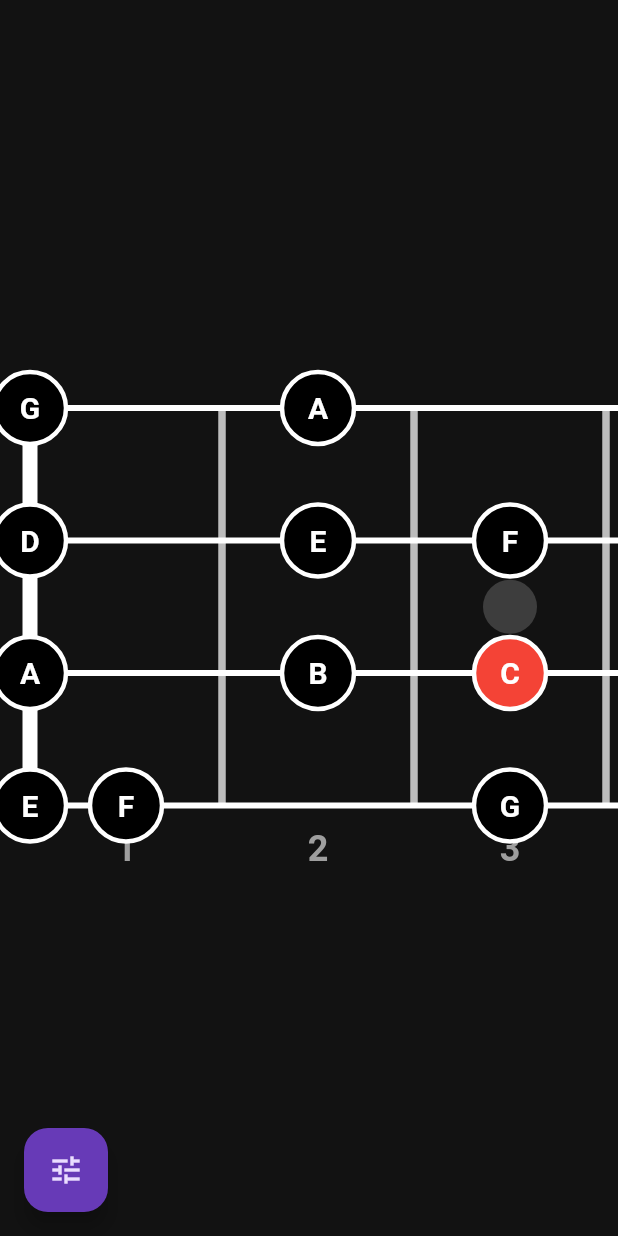
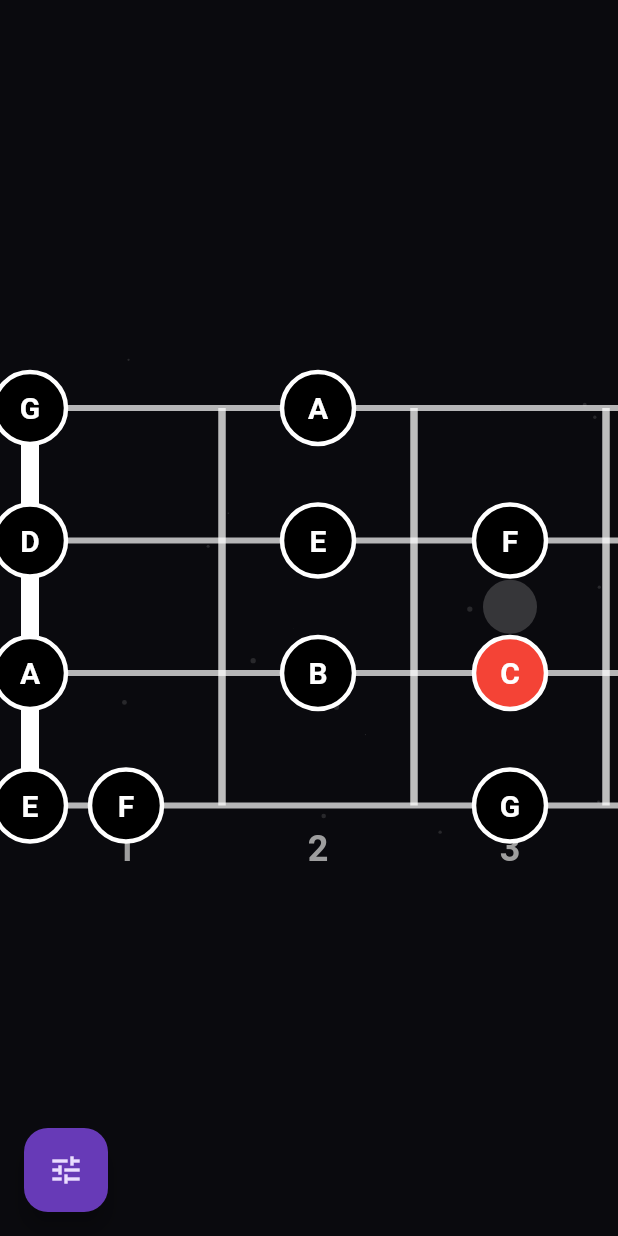
Before and after one commit to plasticus/bass_scales, a Flutter app: the screen it shows after launch, after a tap on the "tune" icon, after a tap on "Done", on a phone screen of 412 x 824 dp. Run offline on Flutter 3.47's test engine with Material 3 defaults, Android fonts, the phone set to English and light mode, and no system bars.

Commit message:
Fixing a ton of broken stuff

```diff
--- a/lib/main.dart
+++ b/lib/main.dart
@@ -1,5 +1,6 @@
 import 'package:flutter/material.dart';
-import 'music_engine.dart'; // <--- Connects to the new file
+import 'dart:math' as math; // Needed for the starfield
+import 'music_engine.dart';
 
 void main() {
   runApp(const BassScalesApp());
@@ -16,14 +17,14 @@ class BassScalesApp extends StatelessWidget {
       theme: ThemeData(
         brightness: Brightness.dark,
         primarySwatch: Colors.deepPurple,
-        scaffoldBackgroundColor: const Color(0xFF121212),
+        scaffoldBackgroundColor: const Color(0xFF0A0A0E), // Slightly deeper space black
         switchTheme: SwitchThemeData(
-          thumbColor: MaterialStateProperty.resolveWith((states) {
-            if (states.contains(MaterialState.selected)) return Colors.deepPurple;
+          thumbColor: WidgetStateProperty.resolveWith((states) {
+            if (states.contains(WidgetState.selected)) return Colors.deepPurple;
             return Colors.grey;
           }),
-          trackColor: MaterialStateProperty.resolveWith((states) {
-            if (states.contains(MaterialState.selected)) return Colors.deepPurple.shade200;
+          trackColor: WidgetStateProperty.resolveWith((states) {
+            if (states.contains(WidgetState.selected)) return Colors.deepPurple.shade200;
             return Colors.grey.shade800;
           }),
         ),
@@ -43,7 +44,6 @@ class FretboardPage extends StatefulWidget {
 class _FretboardPageState extends State<FretboardPage> {
   final GlobalKey<ScaffoldState> _scaffoldKey = GlobalKey<ScaffoldState>();
 
-  // STATE VARIABLES (Data now lives in MusicEngine)
   String selectedRoot = 'C';
   String selectedScale = 'Major';
   int stringCount = 4;
@@ -51,9 +51,8 @@ class _FretboardPageState extends State<FretboardPage> {
 
   @override
   Widget build(BuildContext context) {
-    // ASK THE ENGINE FOR DATA
     Set<String> activeNotes = MusicEngine.calculateNotes(selectedRoot, selectedScale);
-    List<int> currentTuning = MusicEngine.tunings[stringCount]!;
+    List<int> currentTuning = MusicEngine.instrumentTunings['Bass']![stringCount]!;
 
     return Scaffold(
       key: _scaffoldKey,
@@ -68,7 +67,6 @@ class _FretboardPageState extends State<FretboardPage> {
               children: [
                 const Text("Settings", style: TextStyle(fontSize: 30, fontWeight: FontWeight.bold, color: Colors.white)),
                 const SizedBox(height: 30),
-
                 const Text("ROOT NOTE", style: TextStyle(color: Colors.grey, fontSize: 12, fontWeight: FontWeight.bold)),
                 DropdownButton<String>(
                   isExpanded: true,
@@ -79,9 +77,7 @@ class _FretboardPageState extends State<FretboardPage> {
                   items: MusicEngine.chromaticScale.map((n) => DropdownMenuItem(value: n, child: Text(n))).toList(),
                   onChanged: (v) => setState(() => selectedRoot = v!),
                 ),
-
                 const SizedBox(height: 30),
-
                 const Text("SCALE TYPE", style: TextStyle(color: Colors.grey, fontSize: 12, fontWeight: FontWeight.bold)),
                 DropdownButton<String>(
                   isExpanded: true,
@@ -92,9 +88,7 @@ class _FretboardPageState extends State<FretboardPage> {
                   items: MusicEngine.scaleFormulas.keys.map((s) => DropdownMenuItem(value: s, child: Text(s))).toList(),
                   onChanged: (v) => setState(() => selectedScale = v!),
                 ),
-
                 const SizedBox(height: 30),
-
                 Row(
                   mainAxisAlignment: MainAxisAlignment.spaceBetween,
                   children: [
@@ -105,9 +99,7 @@ class _FretboardPageState extends State<FretboardPage> {
                     ),
                   ],
                 ),
-
                 const SizedBox(height: 30),
-
                 const Text("STRINGS", style: TextStyle(color: Colors.grey, fontSize: 12, fontWeight: FontWeight.bold)),
                 const SizedBox(height: 10),
                 Row(
@@ -135,9 +127,7 @@ class _FretboardPageState extends State<FretboardPage> {
                     );
                   }).toList(),
                 ),
-
                 const SizedBox(height: 40),
-
                 Center(
                   child: ElevatedButton.icon(
                     onPressed: () => Navigator.pop(context),
@@ -161,9 +151,8 @@ class _FretboardPageState extends State<FretboardPage> {
         child: const Icon(Icons.tune),
       ),
       floatingActionButtonLocation: FloatingActionButtonLocation.startFloat,
-
       body: Container(
-        color: const Color(0xFF121212),
+        color: const Color(0xFF0A0A0E),
         alignment: Alignment.centerLeft,
         child: SingleChildScrollView(
           scrollDirection: Axis.horizontal,
@@ -204,14 +193,25 @@ class FretboardPainter extends CustomPainter {
 
   @override
   void paint(Canvas canvas, Size size) {
+    final random = math.Random(42); // Consistent star placement
+    final starPaint = Paint()..color = Colors.white.withOpacity(0.12);
+
+    // Draw Spacey Background Stars
+    for (int i = 0; i < 200; i++) {
+      double starX = random.nextDouble() * size.width;
+      double starY = random.nextDouble() * size.height;
+      double starSize = random.nextDouble() * 1.8;
+      canvas.drawCircle(Offset(starX, starY), starSize, starPaint);
+    }
+
     int stringCount = stringOpenNotes.length;
     double dotRadius = stringCount == 4 ? 24.0 : (stringCount == 5 ? 21.0 : 18.0);
     double fontSize = stringCount == 4 ? 20.0 : 16.0;
 
-    final paintLine = Paint()..color = Colors.grey..strokeWidth = 3;
-    final paintString = Paint()..color = Colors.white..strokeWidth = stringCount > 5 ? 3 : 4;
+    final paintLine = Paint()..color = Colors.grey.withOpacity(0.5)..strokeWidth = 3;
+    final paintString = Paint()..color = Colors.white70..strokeWidth = stringCount > 5 ? 3 : 4;
     final paintFret = Paint()..color = Colors.grey[400]!..strokeWidth = 5;
-    final paintNut = Paint()..color = Colors.white..strokeWidth = 10;
+    final paintNut = Paint()..color = Colors.white..strokeWidth = 12;
     final paintInlay = Paint()..color = Colors.white.withOpacity(0.18)..style = PaintingStyle.fill;
 
     double topPadding = 35.0;
@@ -222,20 +222,22 @@ class FretboardPainter extends CustomPainter {
 
     List<int> singleDots = [3, 5, 7, 9, 15, 17, 19, 21];
     List<int> doubleDots = [12, 24];
-
     double midY = topPadding + (boardHeight / 2);
 
+    // Drawing Inlays
     for (int fret in singleDots) {
       double x = (fret * fretWidth) - (fretWidth / 2);
       canvas.drawCircle(Offset(x, midY), 18, paintInlay);
     }
     for (int fret in doubleDots) {
       double x = (fret * fretWidth) - (fretWidth / 2);
-      double offset = stringCount == 4 ? 60 : 45;
+      // WIDENED OFFSET: Pushes the 12th fret dots further apart
+      double offset = stringCount <= 4 ? 85 : 65;
       canvas.drawCircle(Offset(x, midY - offset), 18, paintInlay);
       canvas.drawCircle(Offset(x, midY + offset), 18, paintInlay);
     }
 
+    // Drawing Frets
     for (int i = 0; i <= 24; i++) {
       double x = i * fretWidth;
       double lineBottom = topPadding + boardHeight;
@@ -252,6 +254,7 @@ class FretboardPainter extends CustomPainter {
       }
     }
 
+    // Drawing Strings
     for (int i = 0; i < stringCount; i++) {
       double y = topPadding + (i * stringSpacing);
       canvas.drawLine(Offset(0, y), Offset(size.width, y), paintString);
@@ -259,6 +262,7 @@ class FretboardPainter extends CustomPainter {
 
     int rootIndex = chromaticScale.indexOf(rootNote);
 
+    // Drawing Notes
     for (int stringIdx = 0; stringIdx < stringCount; stringIdx++) {
       int openNoteIndex = stringOpenNotes[stringIdx];
       for (int fret = 0; fret <= 24; fret++) {
@@ -290,6 +294,7 @@ class FretboardPainter extends CustomPainter {
       }
     }
   }
+
   @override
   bool shouldRepaint(covariant CustomPainter oldDelegate) => true;
 }
--- a/lib/music_engine.dart
+++ b/lib/music_engine.dart
@@ -8,41 +8,41 @@ class MusicEngine {
     6: 'b5', 7: '5', 8: 'b6', 9: '6', 10: 'b7', 11: '7'
   };
 
-  static const Map<int, List<int>> tunings = {
-    4: [7, 2, 9, 4],             // G, D, A, E
-    5: [7, 2, 9, 4, 11],         // G, D, A, E, B
-    6: [0, 7, 2, 9, 4, 11],      // C, G, D, A, E, B
+  static const Map<String, Map<int, List<int>>> instrumentTunings = {
+    'Bass': {
+      4: [7, 2, 9, 4],          // G, D, A, E
+      5: [7, 2, 9, 4, 11],      // G, D, A, E, B
+      6: [0, 7, 2, 9, 4, 11],   // C, G, D, A, E, B
+    },
+    'Guitar': {
+      6: [4, 11, 7, 2, 9, 4],   // E, B, G, D, A, E
+      7: [4, 11, 7, 2, 9, 4, 11], // E, B, G, D, A, E, B
+    }
   };
 
   static const Map<String, List<int>> scaleFormulas = {
-    'Major': [2, 2, 1, 2, 2, 2, 1],
-    'Natural Minor': [2, 1, 2, 2, 1, 2, 2],
-    'Pentatonic Minor': [3, 2, 2, 3, 2],
-    'Pentatonic Major': [2, 2, 3, 2, 3],
-    'Blues': [3, 2, 1, 1, 3, 2],
-    'Dorian': [2, 1, 2, 2, 2, 1, 2],
-    'Mixolydian': [2, 2, 1, 2, 2, 1, 2],
-    'Phrygian Dominant': [1, 3, 1, 2, 1, 2, 2],
-    'Harmonic Minor': [2, 1, 2, 2, 1, 3, 1],
-    'Melodic Minor': [2, 1, 2, 2, 2, 2, 1],
-    'Prometheus': [2, 2, 2, 3, 1, 2],
+    'Major': [0, 2, 4, 5, 7, 9, 11],
+    'Natural Minor': [0, 2, 3, 5, 7, 8, 10],
+    'Pentatonic Minor': [0, 3, 5, 7, 10],
+    'Pentatonic Major': [0, 2, 4, 7, 9],
+    'Blues': [0, 3, 5, 6, 7, 10],
+    'Dorian': [0, 2, 3, 5, 7, 9, 10],
+    'Mixolydian': [0, 2, 4, 5, 7, 9, 10],
+    'Phrygian Dominant': [0, 1, 4, 5, 7, 8, 10],
+    'Harmonic Minor': [0, 2, 3, 5, 7, 8, 11],
+    'Melodic Minor': [0, 2, 3, 5, 7, 9, 11],
+    'Prometheus': [0, 2, 4, 6, 9, 10],
   };
 
   // The Pure Function: No UI code allowed here!
   static Set<String> calculateNotes(String root, String scaleName) {
     if (!scaleFormulas.containsKey(scaleName)) return {};
 
-    List<int> formula = scaleFormulas[scaleName]!;
+    List<int> offsets = scaleFormulas[scaleName]!;
     int rootIndex = chromaticScale.indexOf(root);
 
-    Set<String> validNotes = {};
-    validNotes.add(chromaticScale[rootIndex]);
-
-    int currentIndex = rootIndex;
-    for (int interval in formula) {
-      currentIndex = (currentIndex + interval) % 12;
-      validNotes.add(chromaticScale[currentIndex]);
-    }
-    return validNotes;
+    return offsets.map((offset) {
+      return chromaticScale[(rootIndex + offset) % 12];
+    }).toSet();
   }
 }
```
Also changed, not shown: pubspec.lock, 7 other files. Lines whose indentation alone changed are shown as unchanged.
